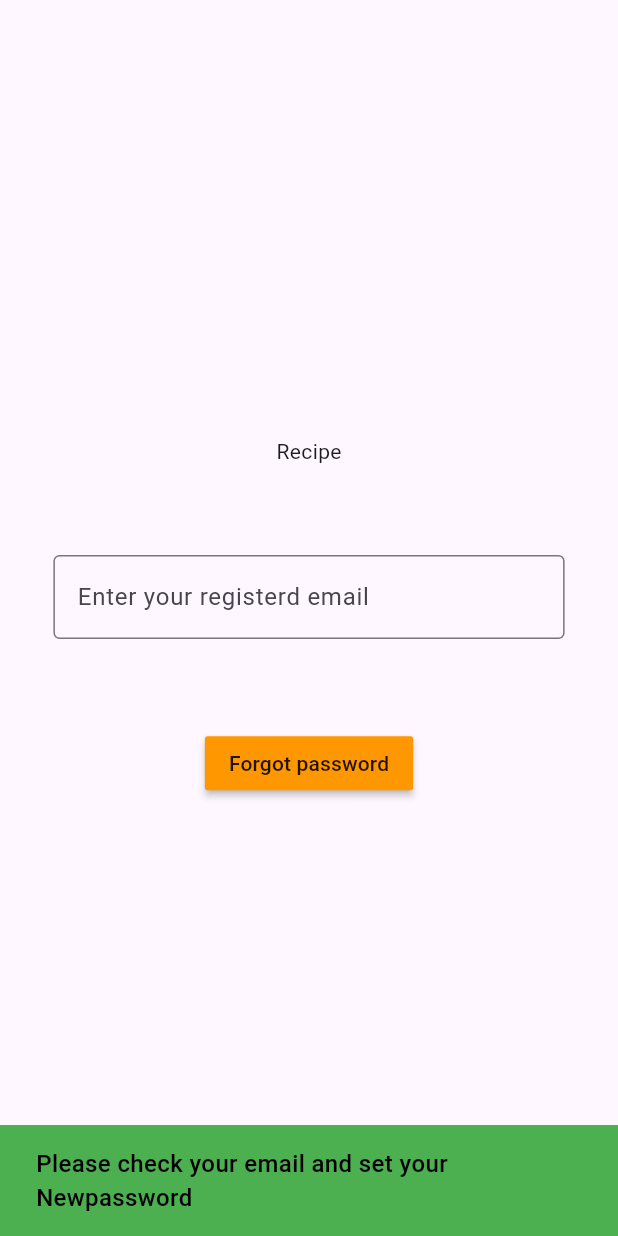
After one commit to Sreejith-k-c/recipe_app, a Flutter app: the ForgotPasswordScreen screen opened directly, after a tap on "Forgot password", on a phone screen of 412 x 824 dp. The commit adds this screen. Run offline on Flutter 3.47's test engine with Material 3 defaults, Android fonts, the phone set to English and light mode, and no system bars; our stand-ins replace google_fonts, image_picker, introduction_screen, shared_preferences; accounts and stored records are empty; network calls fail; Roboto replaces fonts that are missing (Kanit).

Commit message:
forgot password api completed

```diff
--- a/lib/main.dart
+++ b/lib/main.dart
@@ -5,6 +5,7 @@ import 'package:recipe_app/presentation/all_categories/controller/all_categories
 import 'package:recipe_app/presentation/creators/controller/creators_controller.dart';
 import 'package:recipe_app/presentation/detailed_catagory_screen/controller/detailed_catogary_controller.dart';
 import 'package:recipe_app/presentation/explorepage/controller/expolre_page_controller.dart';
+import 'package:recipe_app/presentation/forgot_password_screen/controller/forgot_password_controller.dart';
 import 'package:recipe_app/presentation/login/controller/login_controller.dart';
 import 'package:recipe_app/presentation/registration/controller/registration_controller.dart';
 import 'package:recipe_app/presentation/splashscreen/welcom.dart';
@@ -26,6 +27,7 @@ void main() {
       ChangeNotifierProvider(create: (context) =>CreatorsController() ),
       ChangeNotifierProvider(create: (context) => DetailedCatogoryController()),
       ChangeNotifierProvider(create: (context) => UserProfileController()),
+      ChangeNotifierProvider(create: (context) => ForgotPasswordController()),
     ],
     child: const MyApp(),
   ));
--- /dev/null
+++ b/lib/presentation/forgot_password_screen/controller/forgot_password_controller.dart
@@ -0,0 +1,27 @@
+import 'dart:developer';
+
+import 'package:flutter/cupertino.dart';
+import 'package:flutter/material.dart';
+import 'package:recipe_app/core/app_utils.dart';
+import 'package:recipe_app/presentation/login/view/loginpage.dart';
+import 'package:recipe_app/repository/api/forgot_password/service/forgot_password_service.dart';
+
+class ForgotPasswordController extends ChangeNotifier {
+  var isLoading = false;
+
+  void onForgot(BuildContext context, String email) {
+    var data = {"email": email};
+    ForgotPasswordService.ForgotPassword(data).then((value) {
+      // log("forgottpssword ${value["msg"]}");
+      if ( value["status"]== "OK") {
+        Navigator.pushAndRemoveUntil(
+            context,
+            MaterialPageRoute(builder: (context) => LoginPage()),
+            (route) => false);
+      }else{
+        AppUtils.oneTimeSnackBar("failed", context: context);
+      }
+
+    });
+  }
+}
--- /dev/null
+++ b/lib/presentation/forgot_password_screen/view/forgot_password_screen.dart
@@ -0,0 +1,53 @@
+import 'package:flutter/material.dart';
+import 'package:provider/provider.dart';
+import 'package:recipe_app/core/app_utils.dart';
+import 'package:recipe_app/presentation/forgot_password_screen/controller/forgot_password_controller.dart';
+
+class ForgotPasswordScreen extends StatelessWidget {
+  ForgotPasswordScreen({super.key});
+
+  TextEditingController emailController = TextEditingController();
+
+  @override
+  Widget build(BuildContext context) {
+    var size = MediaQuery.of(context).size;
+    return Scaffold(
+        body: Center(
+            child: SizedBox(
+                height: size.height * .4,
+                width: size.width * 0.9,
+                child: Column(
+                    mainAxisAlignment: MainAxisAlignment.spaceEvenly,
+                    crossAxisAlignment: CrossAxisAlignment.start,
+                    children: [
+                      Center(
+                          child: Text(
+                        'Recipe',
+                        style: TextStyle(),
+                      )),
+                      Padding(
+                        padding: const EdgeInsets.all(15.0),
+                        child: TextFormField(
+                          controller: emailController,
+                          decoration: InputDecoration(
+                              border: OutlineInputBorder(),
+                              hintText: "Enter your registerd email"),
+                        ),
+                      ),
+                      Center(
+                        child: MaterialButton(
+                          onPressed: () {
+                            Provider.of<ForgotPasswordController>(context,listen: false)
+                                .onForgot(context, emailController.text.trim());
+                            emailController.clear();
+                            AppUtils.oneTimeSnackBar(bgColor: Colors.green,
+                                "Please check your email and set your Newpassword",
+                                context: context);
+                          },
+                          child: Text("Forgot password"),
+                          color: Colors.orange,
+                        ),
+                      )
+                    ]))));
+  }
+}
--- a/lib/presentation/login/view/loginpage.dart
+++ b/lib/presentation/login/view/loginpage.dart
@@ -1,10 +1,12 @@
 import 'package:flutter/material.dart';
 import 'package:provider/provider.dart';
+import 'package:recipe_app/presentation/forgot_password_screen/view/forgot_password_screen.dart';
 import 'package:recipe_app/presentation/login/controller/login_controller.dart';
 import 'package:recipe_app/presentation/registration/view/registration.dart';
 
 class LoginPage extends StatelessWidget {
   LoginPage({super.key});
+
   final TextEditingController emailcontroller = TextEditingController();
   final TextEditingController passwordcontroller = TextEditingController();
 
@@ -81,11 +83,19 @@ class LoginPage extends StatelessWidget {
               const SizedBox(
                 height: 20,
               ),
-              const Row(
+              Row(
                 mainAxisAlignment: MainAxisAlignment.end,
                 children: [
                   Padding(
                       padding: EdgeInsets.only(right: 10),
+                      child: TextButton(
+                        onPressed: () {
+                          Navigator.push(
+                              context,
+                              MaterialPageRoute(
+                                  builder: (context) =>
+                                      ForgotPasswordScreen()));
+                        },
                         child: Text(
                           'forgot Password?',
                           style: TextStyle(
@@ -93,7 +103,7 @@ class LoginPage extends StatelessWidget {
                             fontStyle: FontStyle.italic,
                           ),
                         ),
-                  ),
+                      )),
                 ],
               ),
               const SizedBox(
--- /dev/null
+++ b/lib/repository/api/forgot_password/service/forgot_password_service.dart
@@ -0,0 +1,22 @@
+import 'dart:developer';
+
+import 'package:recipe_app/repository/helper/api_helper.dart';
+
+class ForgotPasswordService {
+  static Future<dynamic> ForgotPassword(Map<String, String> data) async {
+    try {
+      var decodedData =
+          await ApiHelper.postRegisterData(endPoint: "user/password/reset/", body: data);
+      // var msg = decodedData["msg"];
+      if (decodedData["status"] == "OK") {
+        log("forgot password service success");
+        return decodedData;
+      } else {
+        log("forgot password service failed");
+        return decodedData;
+      }
+    } catch (e) {
+      log("$e");
+    }
+  }
+}
```
Lines whose indentation alone changed are shown as unchanged.
